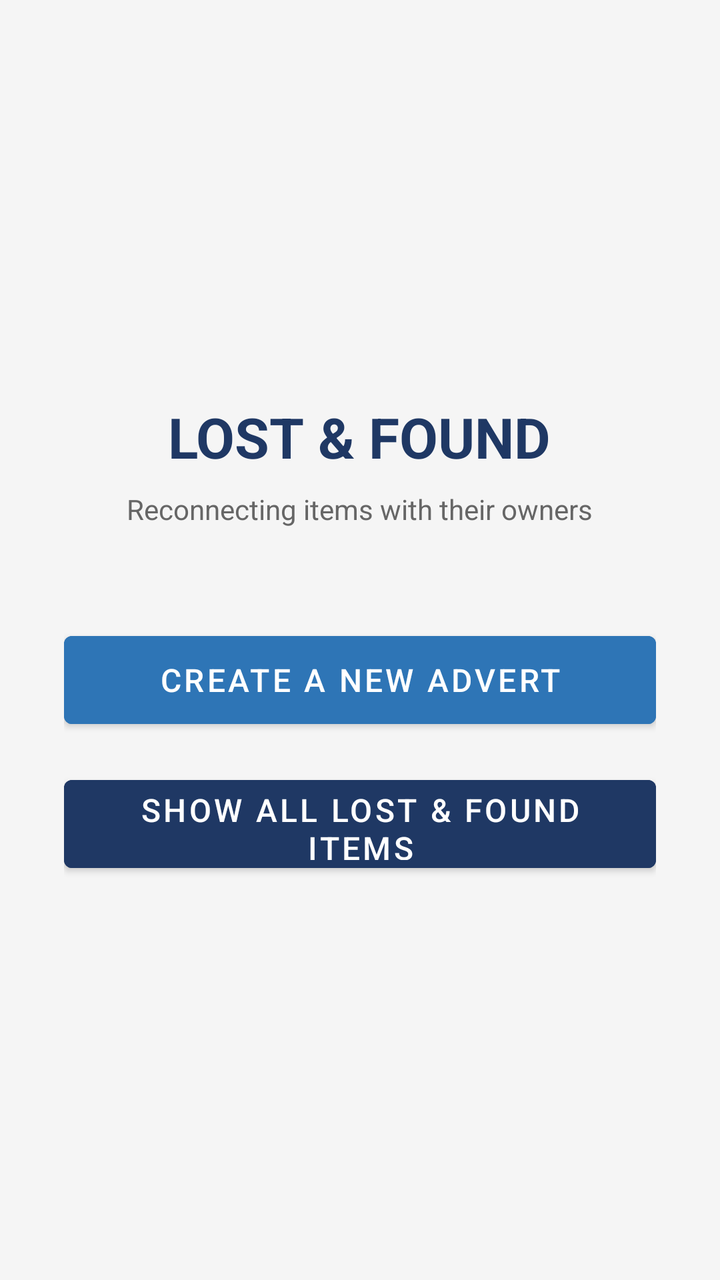
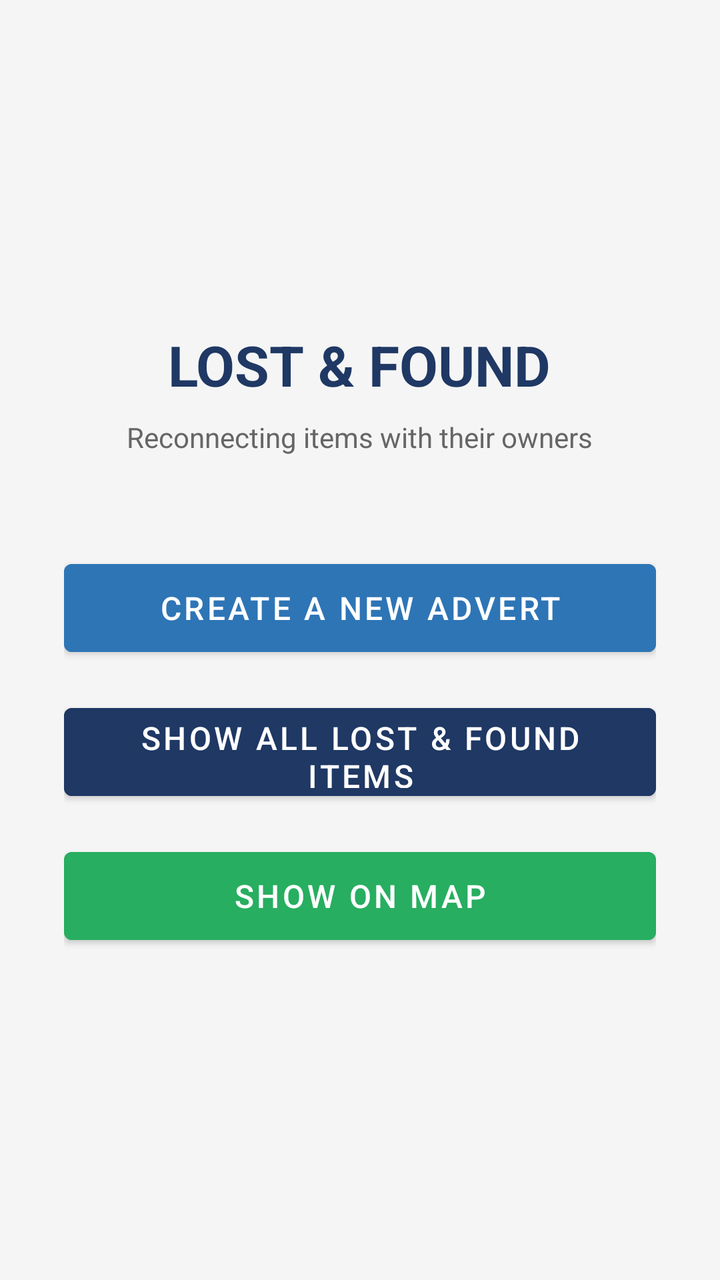

Compare the two renders of this Android layout. The source of the first and the diff that turns it into the second are given below.
<!-- AndroidManifest.xml: application theme Theme.LostAndFoundApp -->
<!-- res/layout/activity_main.xml -->
<?xml version="1.0" encoding="utf-8"?>
<LinearLayout
    xmlns:android="http://schemas.android.com/apk/res/android"
    android:layout_width="match_parent"
    android:layout_height="match_parent"
    android:orientation="vertical"
    android:gravity="center"
    android:padding="32dp"
    android:background="#F5F5F5">

    <TextView
        android:layout_width="wrap_content"
        android:layout_height="wrap_content"
        android:text="LOST &amp; FOUND"
        android:textSize="28sp"
        android:textStyle="bold"
        android:textColor="#1F3864"
        android:layout_marginBottom="8dp"/>

    <TextView
        android:layout_width="wrap_content"
        android:layout_height="wrap_content"
        android:text="Reconnecting items with their owners"
        android:textSize="14sp"
        android:textColor="#666666"
        android:layout_marginBottom="48dp"/>

    <Button
        android:id="@+id/btnCreateAdvert"
        android:layout_width="match_parent"
        android:layout_height="56dp"
        android:text="CREATE A NEW ADVERT"
        android:textSize="16sp"
        android:backgroundTint="#2E75B6"
        android:layout_marginBottom="16dp"/>

    <Button
        android:id="@+id/btnShowAll"
        android:layout_width="match_parent"
        android:layout_height="56dp"
        android:text="SHOW ALL LOST &amp; FOUND ITEMS"
        android:textSize="16sp"
        android:backgroundTint="#1F3864"/>

</LinearLayout>
<!-- resources referenced by this layout -->
<resources>
  <style name="Theme.LostAndFoundApp" parent="Theme.MaterialComponents.Light.NoActionBar">
          <item name="colorPrimary">#1F3864</item>
          <item name="colorPrimaryVariant">#2E75B6</item>
          <item name="colorOnPrimary">#FFFFFF</item>
      </style>
</resources>

<!-- the commit's change to res/layout/activity_main.xml (unified diff, before → after) -->
@@ -40,6 +40,15 @@
         android:layout_height="56dp"
         android:text="SHOW ALL LOST &amp; FOUND ITEMS"
         android:textSize="16sp"
-        android:backgroundTint="#1F3864"/>
+        android:backgroundTint="#1F3864"
+        android:layout_marginBottom="16dp"/>
+
+    <Button
+        android:id="@+id/btnShowOnMap"
+        android:layout_width="match_parent"
+        android:layout_height="56dp"
+        android:text="SHOW ON MAP"
+        android:textSize="16sp"
+        android:backgroundTint="#27AE60"/>
 
 </LinearLayout>
